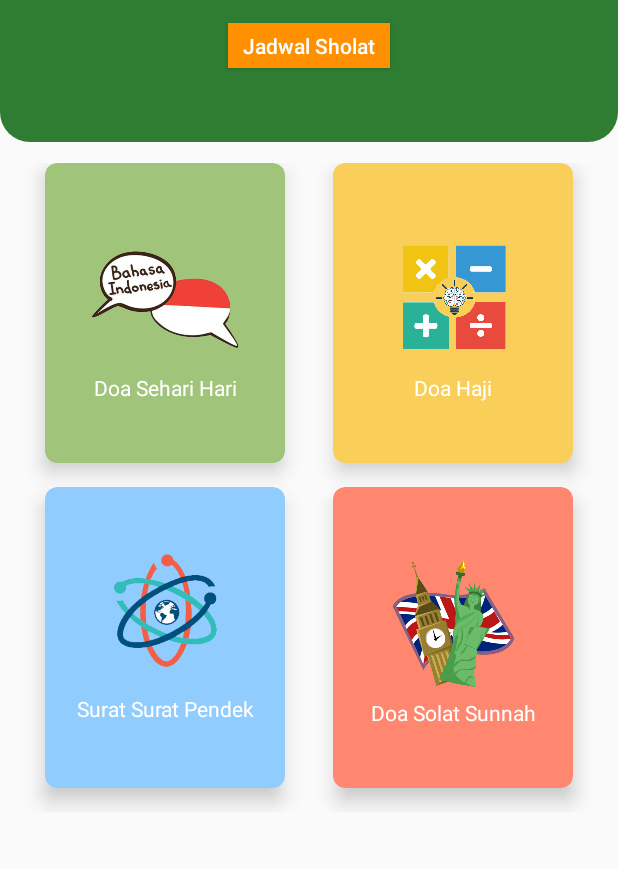
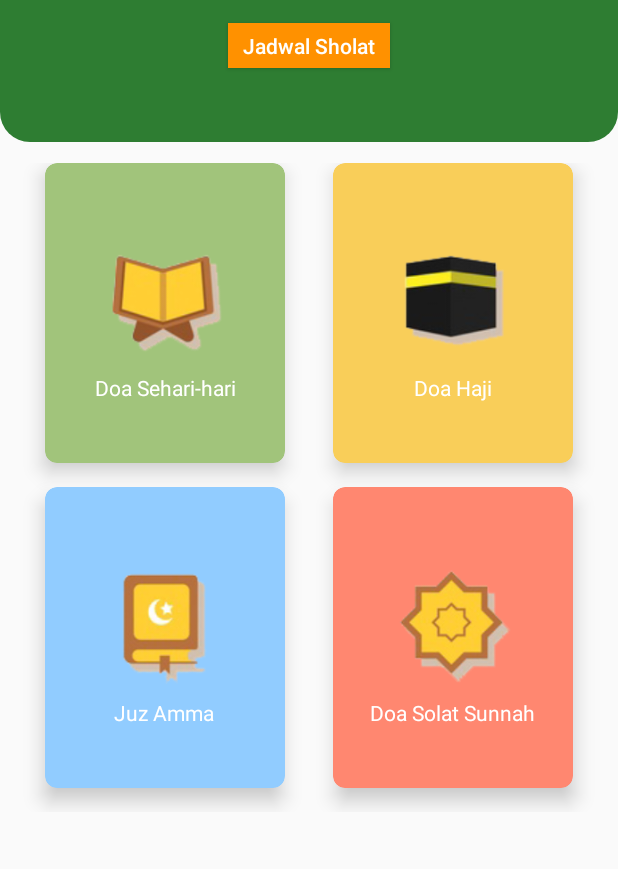
Before and after one commit to rioadhii/BelajarYuk2, an Android app: the MainActivity screen opened directly, with no data from a screen before it, on a phone screen of 412 x 824 dp, the part 230-1099 px from its top. Run offline under Robolectric (Android 15) with nearby library versions, the phone set to English and light mode, and no system bars.

Commit message:
Change Image and Activity Main

```diff
--- a/app/src/main/res/layout/activity_main.xml
+++ b/app/src/main/res/layout/activity_main.xml
@@ -92,12 +92,12 @@
                     android:layout_width="wrap_content"
                     android:layout_height="100dp"
                     android:layout_gravity="center_horizontal"
-                    android:src="@drawable/bahasaindonesia" />
+                    android:src="@drawable/islamseharihari" />
 
                 <TextView
                     android:layout_width="match_parent"
                     android:layout_height="wrap_content"
-                    android:text="Doa Sehari Hari"
+                    android:text="Doa Sehari-hari"
                     android:textAlignment="center"
                     android:textColor="@color/colorWhite"
                     android:textSize="14sp" />
@@ -134,7 +134,7 @@
                     android:layout_width="wrap_content"
                     android:layout_height="100dp"
                     android:layout_gravity="center_horizontal"
-                    android:src="@drawable/matematika" />
+                    android:src="@drawable/islamkaabah" />
 
                 <TextView
                     android:layout_width="match_parent"
@@ -176,17 +176,15 @@
 
                 <ImageView
                     android:layout_width="wrap_content"
-                    android:layout_height="80dp"
+                    android:layout_height="100dp"
                     android:layout_gravity="center_horizontal"
-                    android:src="@drawable/ipa" />
+                    android:src="@drawable/islamquran" />
 
                 <TextView
                     android:layout_width="match_parent"
                     android:layout_height="wrap_content"
-                    android:text="Surat Surat Pendek"
-                    android:paddingTop="15dp"
+                    android:text="Juz Amma"
                     android:singleLine="false"
-                    android:maxEms="10"
                     android:textAlignment="center"
                     android:textColor="@color/colorWhite"
                     android:textSize="14sp" />
@@ -223,7 +221,7 @@
                     android:layout_width="wrap_content"
                     android:layout_height="100dp"
                     android:layout_gravity="center_horizontal"
-                    android:src="@drawable/english" />
+                    android:src="@drawable/islampath" />
 
                 <TextView
                     android:layout_width="match_parent"
```
Also changed, not shown: app/src/main/res/drawable/islamcube.png (added), app/src/main/res/drawable/islamkaabah.png (added), app/src/main/res/drawable/islamlantern.png (added), app/src/main/res/drawable/islampath.png (added), app/src/main/res/drawable/islamquran.png (added), app/src/main/res/drawable/islamsajdah.png (added), app/src/main/res/drawable/islamseharihari.png (added), app/src/main/res/drawable/islamvector.png (added).
